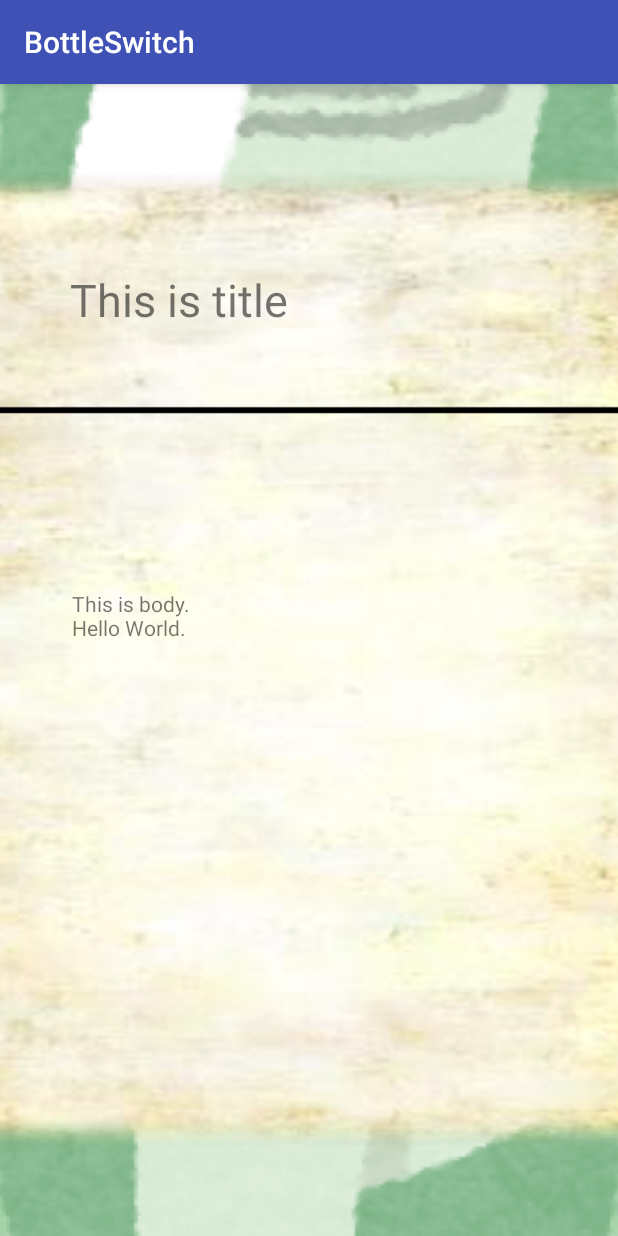
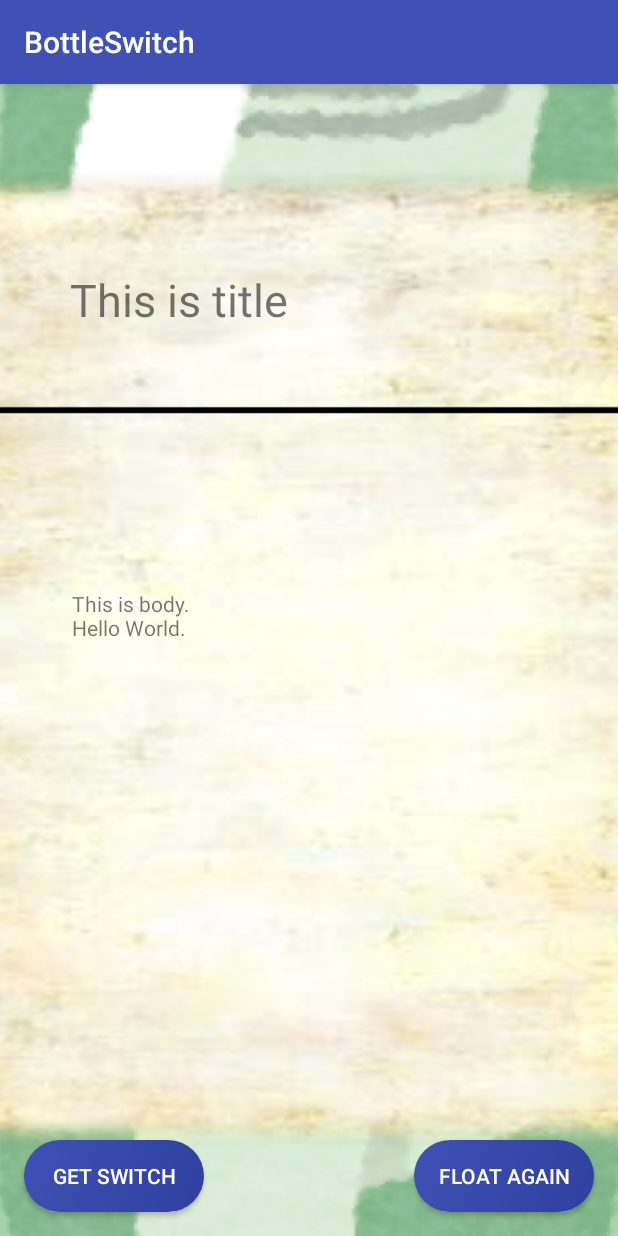
Before and after one commit to porikuch/bottleSwitch-client, an Android app: the DetailActivity screen opened directly, with no data from a screen before it, on a phone screen of 412 x 824 dp. Run offline under Robolectric (Android 15) with nearby library versions, the phone set to English and light mode, and no system bars.

Commit message:
add button on detail page

```diff
--- a/app/src/main/java/porikuch/bottleswitch/DetailActivity.kt
+++ b/app/src/main/java/porikuch/bottleswitch/DetailActivity.kt
@@ -2,6 +2,7 @@ package porikuch.bottleswitch
 
 import android.support.v7.app.AppCompatActivity
 import android.os.Bundle
+import android.view.View
 import kotlinx.android.synthetic.main.activity_detail.*
 
 class DetailActivity : AppCompatActivity() {
@@ -15,5 +16,17 @@ class DetailActivity : AppCompatActivity() {
         val body: String = "This is body.\nHello World."
         titleTextView.text = title
         bodyTextView.text = body
+
+        val myId: Int = intent.getIntExtra("USER_ID", 0)
+        val createdUserId: Int = intent.getIntExtra("CREATED_ID", 0)
+        if (myId != 0 && myId == createdUserId) {
+            floatButton.text = "Float Bottle"
+            getSwitchButton.visibility = View.GONE
+        } else {
+            floatButton.text = "Float Again"
+            getSwitchButton.setOnClickListener { _ ->
+
+            }
+        }
     }
 }
--- a/app/src/main/res/layout/activity_detail.xml
+++ b/app/src/main/res/layout/activity_detail.xml
@@ -31,4 +31,30 @@
             android:layout_marginEnd="8dp" app:layout_constraintStart_toStartOf="@+id/imageView"
             android:layout_marginStart="8dp" app:layout_constraintVertical_bias="0.714" android:gravity="top|left"/>
 
+    <Button
+            android:id="@+id/floatButton"
+            android:layout_width="120dp"
+            android:layout_height="wrap_content"
+            android:layout_gravity="bottom|end"
+            android:layout_marginBottom="16dp"
+            android:layout_marginEnd="16dp"
+            android:clickable="true"
+            app:layout_constraintEnd_toEndOf="parent"
+            app:layout_constraintBottom_toBottomOf="parent"
+            android:background="@drawable/background_extended_fab"
+            android:outlineProvider="background" android:text="Float Bottle" android:textColor="#FFFFFF"/>
+
+    <Button
+            android:id="@+id/getSwitchButton"
+            android:layout_width="120dp"
+            android:layout_height="wrap_content"
+            android:layout_gravity="bottom|end"
+            android:layout_marginBottom="16dp"
+            android:layout_marginStart="16dp"
+            android:clickable="true"
+            app:layout_constraintStart_toStartOf="parent"
+            app:layout_constraintBottom_toBottomOf="parent"
+            android:background="@drawable/background_extended_fab"
+            android:outlineProvider="background" android:text="Get Switch" android:textColor="#FFFFFF"/>
+
 </android.support.constraint.ConstraintLayout>
```
